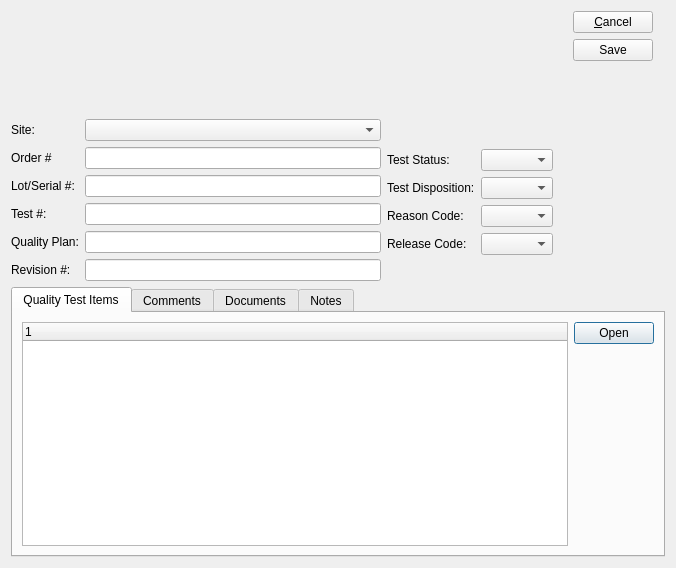
tomdatkins/xtuple, file source/quality/foundation-database/uiforms/qtest.ui: the form before one commit.
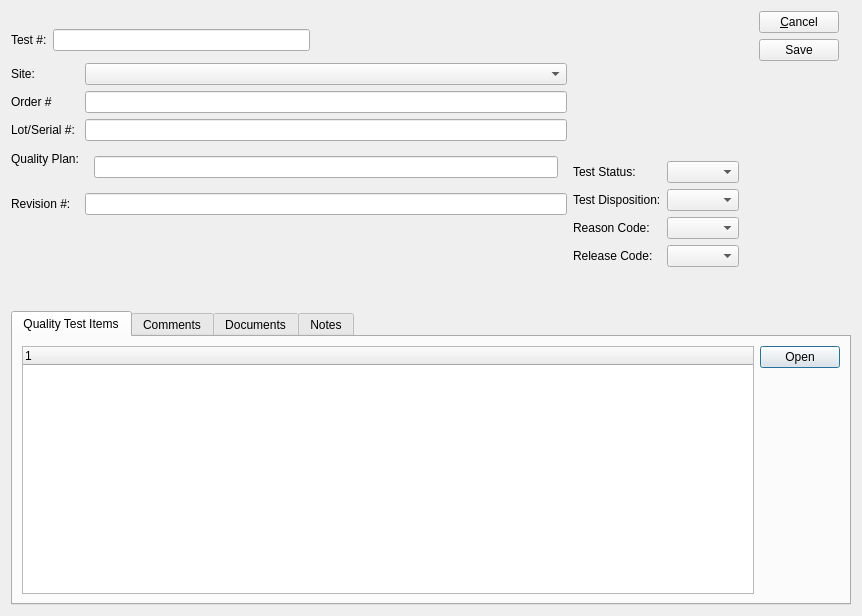
The form after the commit. Custom widgets are drawn as their Qt base class.

```diff
--- a/source/quality/foundation-database/uiforms/qtest.ui
+++ b/source/quality/foundation-database/uiforms/qtest.ui
@@ -13,8 +13,8 @@
    <rect>
     <x>0</x>
     <y>0</y>
-    <width>676</width>
-    <height>568</height>
+    <width>862</width>
+    <height>616</height>
    </rect>
   </property>
   <property name="windowTitle">
@@ -121,6 +121,33 @@
          <property name="topMargin">
           <number>18</number>
          </property>
+         <item>
+          <layout class="QHBoxLayout" name="horizontalLayout">
+           <item>
+            <widget class="QLabel" name="_codeLit">
+             <property name="text">
+              <string>Test #:</string>
+             </property>
+            </widget>
+           </item>
+           <item>
+            <widget class="QLineEdit" name="_test"/>
+           </item>
+           <item>
+            <spacer name="horizontalSpacer">
+             <property name="orientation">
+              <enum>Qt::Horizontal</enum>
+             </property>
+             <property name="sizeHint" stdset="0">
+              <size>
+               <width>40</width>
+               <height>20</height>
+              </size>
+             </property>
+            </spacer>
+           </item>
+          </layout>
+         </item>
          <item>
           <widget class="ItemCluster" name="_item"/>
          </item>
@@ -156,16 +183,6 @@
            <item row="2" column="1">
             <widget class="XLineEdit" name="_lotsrl"/>
            </item>
-           <item row="3" column="0">
-            <widget class="QLabel" name="_codeLit">
-             <property name="text">
-              <string>Test #:</string>
-             </property>
-            </widget>
-           </item>
-           <item row="3" column="1">
-            <widget class="QLineEdit" name="_test"/>
-           </item>
            <item row="4" column="0">
             <widget class="QLabel" name="_descLit">
              <property name="text">
@@ -174,7 +191,25 @@
             </widget>
            </item>
            <item row="4" column="1">
-            <widget class="XLineEdit" name="_qplan"/>
+            <widget class="QStackedWidget" name="_qplanStack">
+             <property name="currentIndex">
+              <number>0</number>
+             </property>
+             <widget class="QWidget" name="page1">
+              <layout class="QVBoxLayout" name="verticalLayout_3">
+               <item>
+                <widget class="XLineEdit" name="_qplan"/>
+               </item>
+              </layout>
+             </widget>
+             <widget class="QWidget" name="page2">
+              <layout class="QVBoxLayout" name="verticalLayout_7">
+               <item>
+                <widget class="XComboBox" name="_qplanSelect"/>
+               </item>
+              </layout>
+             </widget>
+            </widget>
            </item>
            <item row="5" column="0">
             <widget class="QLabel" name="_revNumLit">
@@ -192,6 +227,19 @@
            </item>
           </layout>
          </item>
+         <item>
+          <spacer name="verticalSpacer_2">
+           <property name="orientation">
+            <enum>Qt::Vertical</enum>
+           </property>
+           <property name="sizeHint" stdset="0">
+            <size>
+             <width>20</width>
+             <height>40</height>
+            </size>
+           </property>
+          </spacer>
+         </item>
         </layout>
        </item>
        <item>
```
